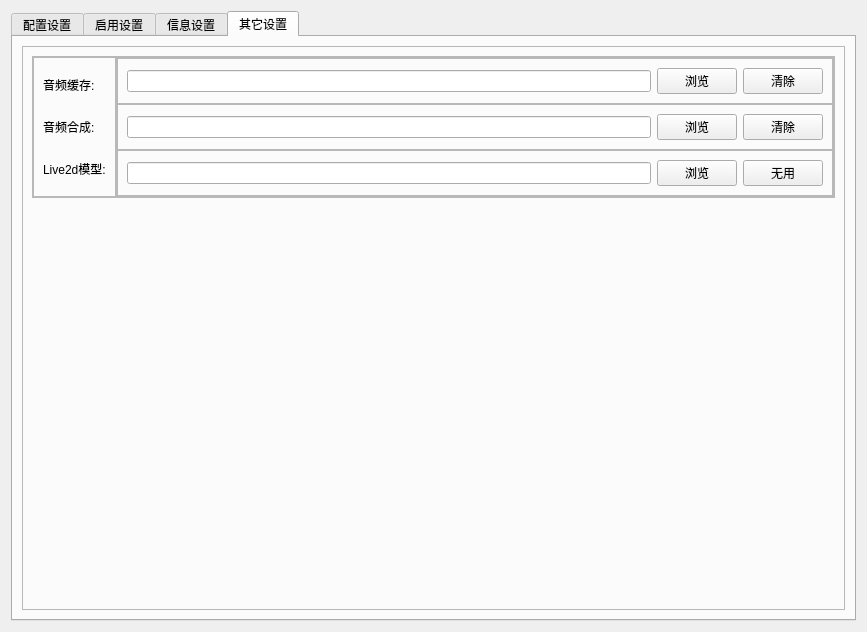
Before: the Qt Designer form LogGpt/setdialogwidget.ui in log159/LogChat, drawn with Qt 5.
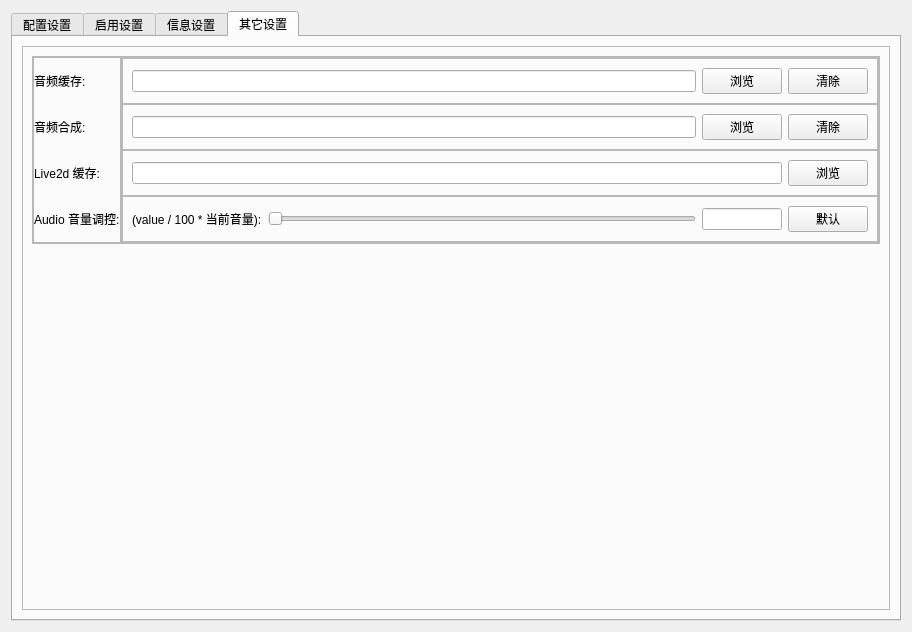
After: the same form once the commit is applied. The open tabs and pages were chosen to show the change.

Commit message: [test]:添加音量调控选项 value / 100 * 系统音量 = 最终输出

The edit to the form file:
```diff
--- a/LogGpt/setdialogwidget.ui
+++ b/LogGpt/setdialogwidget.ui
@@ -6,7 +6,7 @@
    <rect>
     <x>0</x>
     <y>0</y>
-    <width>867</width>
+    <width>912</width>
     <height>632</height>
    </rect>
   </property>
@@ -19,8 +19,8 @@
   <property name="windowTitle">
    <string>Form</string>
   </property>
-  <layout class="QHBoxLayout" name="horizontalLayout_25">
-   <item>
+  <layout class="QGridLayout" name="gridLayout_8">
+   <item row="0" column="0">
     <widget class="QTabWidget" name="tabWidget">
      <property name="minimumSize">
       <size>
@@ -1143,8 +1143,8 @@
       <attribute name="title">
        <string>其它设置</string>
       </attribute>
-      <layout class="QHBoxLayout" name="horizontalLayout_15">
-       <item>
+      <layout class="QGridLayout" name="gridLayout_7">
+       <item row="0" column="0">
         <widget class="QFrame" name="frame_2">
          <property name="frameShape">
           <enum>QFrame::StyledPanel</enum>
@@ -1152,7 +1152,7 @@
          <property name="frameShadow">
           <enum>QFrame::Raised</enum>
          </property>
-         <layout class="QVBoxLayout" name="verticalLayout_15">
+         <layout class="QVBoxLayout" name="verticalLayout_14">
           <item>
            <widget class="QFrame" name="frame_12">
             <property name="frameShape">
@@ -1186,6 +1186,21 @@
                 <enum>QFrame::Raised</enum>
                </property>
                <layout class="QVBoxLayout" name="verticalLayout_11">
+                <property name="spacing">
+                 <number>0</number>
+                </property>
+                <property name="leftMargin">
+                 <number>0</number>
+                </property>
+                <property name="topMargin">
+                 <number>0</number>
+                </property>
+                <property name="rightMargin">
+                 <number>0</number>
+                </property>
+                <property name="bottomMargin">
+                 <number>0</number>
+                </property>
                 <item>
                  <widget class="QLabel" name="label_voice">
                   <property name="text">
@@ -1203,7 +1218,14 @@
                 <item>
                  <widget class="QLabel" name="label_live2dsave">
                   <property name="text">
-                   <string>Live2d模型:</string>
+                   <string>Live2d 缓存:</string>
+                  </property>
+                 </widget>
+                </item>
+                <item>
+                 <widget class="QLabel" name="label_audiovolume">
+                  <property name="text">
+                   <string>Audio 音量调控:</string>
                   </property>
                  </widget>
                 </item>
@@ -1218,10 +1240,7 @@
                <property name="frameShadow">
                 <enum>QFrame::Raised</enum>
                </property>
-               <layout class="QVBoxLayout" name="verticalLayout_14">
-                <property name="spacing">
-                 <number>0</number>
-                </property>
+               <layout class="QGridLayout" name="gridLayout_3">
                 <property name="leftMargin">
                  <number>0</number>
                 </property>
@@ -1234,7 +1253,10 @@
                 <property name="bottomMargin">
                  <number>0</number>
                 </property>
-                <item>
+                <property name="spacing">
+                 <number>0</number>
+                </property>
+                <item row="0" column="0">
                  <widget class="QFrame" name="frame_4">
                   <property name="frameShape">
                    <enum>QFrame::StyledPanel</enum>
@@ -1263,7 +1285,7 @@
                   </layout>
                  </widget>
                 </item>
-                <item>
+                <item row="1" column="0">
                  <widget class="QFrame" name="frame_8">
                   <property name="frameShape">
                    <enum>QFrame::StyledPanel</enum>
@@ -1292,7 +1314,7 @@
                   </layout>
                  </widget>
                 </item>
-                <item>
+                <item row="2" column="0">
                  <widget class="QFrame" name="frame_9">
                   <property name="frameShape">
                    <enum>QFrame::StyledPanel</enum>
@@ -1311,10 +1333,58 @@
                      </property>
                     </widget>
                    </item>
+                  </layout>
+                 </widget>
+                </item>
+                <item row="3" column="0">
+                 <widget class="QFrame" name="frame_13">
+                  <property name="frameShape">
+                   <enum>QFrame::StyledPanel</enum>
+                  </property>
+                  <property name="frameShadow">
+                   <enum>QFrame::Raised</enum>
+                  </property>
+                  <layout class="QHBoxLayout" name="horizontalLayout_29">
                    <item>
-                    <widget class="QPushButton" name="pushButton_live2dsaveclear">
+                    <widget class="QLabel" name="label">
                      <property name="text">
-                      <string>无用</string>
+                      <string>(value / 100 * 当前音量):</string>
+                     </property>
+                    </widget>
+                   </item>
+                   <item>
+                    <widget class="QSlider" name="horizontalSlider_audiovolume">
+                     <property name="minimumSize">
+                      <size>
+                       <width>200</width>
+                       <height>0</height>
+                      </size>
+                     </property>
+                     <property name="orientation">
+                      <enum>Qt::Horizontal</enum>
+                     </property>
+                    </widget>
+                   </item>
+                   <item>
+                    <widget class="QLineEdit" name="lineEdit_audiovolume">
+                     <property name="minimumSize">
+                      <size>
+                       <width>80</width>
+                       <height>0</height>
+                      </size>
+                     </property>
+                     <property name="maximumSize">
+                      <size>
+                       <width>80</width>
+                       <height>16777215</height>
+                      </size>
+                     </property>
+                    </widget>
+                   </item>
+                   <item>
+                    <widget class="QPushButton" name="pushButton_audiovolume">
+                     <property name="text">
+                      <string>默认</string>
                      </property>
                     </widget>
                    </item>
@@ -1334,8 +1404,8 @@
             </property>
             <property name="sizeHint" stdset="0">
              <size>
-              <width>20</width>
-              <height>474</height>
+              <width>792</width>
+              <height>326</height>
              </size>
             </property>
            </spacer>
```
Left out of the diff: 4 changed lines with no effect on the pictures. The commit also changes 10 other files.
